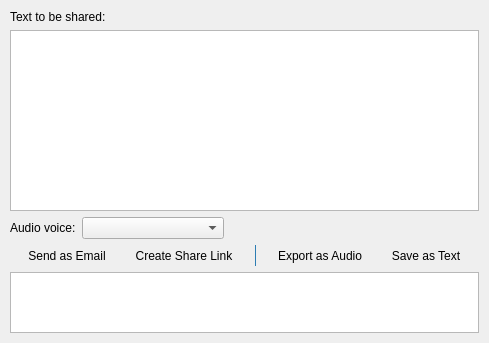
keshavbhatt/glate-ng, file src/share.ui: the form before one commit.
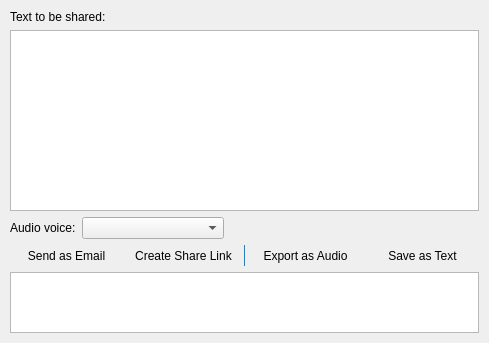
The form after the commit. Icons and pictures are not drawn.

Commit message: feat: add geometry restoration and save functionality for share dialog

The edit to the form file:
```diff
--- a/src/share.ui
+++ b/src/share.ui
@@ -92,6 +92,12 @@
      </property>
      <item>
       <widget class="QToolButton" name="email">
+       <property name="sizePolicy">
+        <sizepolicy hsizetype="Expanding" vsizetype="Fixed">
+         <horstretch>0</horstretch>
+         <verstretch>0</verstretch>
+        </sizepolicy>
+       </property>
        <property name="toolTip">
         <string>Open your mail client with the translation pre-filled</string>
        </property>
@@ -119,7 +125,7 @@
      <item>
       <widget class="QToolButton" name="pastebin">
        <property name="sizePolicy">
-        <sizepolicy hsizetype="Fixed" vsizetype="Fixed">
+        <sizepolicy hsizetype="Expanding" vsizetype="Fixed">
          <horstretch>0</horstretch>
          <verstretch>0</verstretch>
         </sizepolicy>
@@ -166,6 +172,12 @@
      </item>
      <item>
       <widget class="QToolButton" name="download">
+       <property name="sizePolicy">
+        <sizepolicy hsizetype="Expanding" vsizetype="Fixed">
+         <horstretch>0</horstretch>
+         <verstretch>0</verstretch>
+        </sizepolicy>
+       </property>
        <property name="toolTip">
         <string>Synthesise the translation with TTS and export to an MP3 file</string>
        </property>
@@ -192,6 +204,12 @@
      </item>
      <item>
       <widget class="QToolButton" name="text">
+       <property name="sizePolicy">
+        <sizepolicy hsizetype="Expanding" vsizetype="Fixed">
+         <horstretch>0</horstretch>
+         <verstretch>0</verstretch>
+        </sizepolicy>
+       </property>
        <property name="toolTip">
         <string>Save the translation as a plain-text file</string>
        </property>
```
The commit also changes 2 other files.
